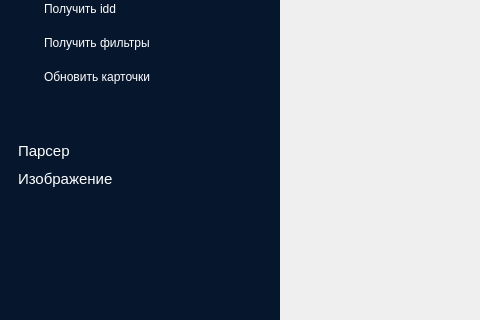
Gatalist/qt_application, file UI_window.ui: the form before one commit; both pictures show x 0 to 480 and y 219 to 539 of the 1135 by 773 pixel window.
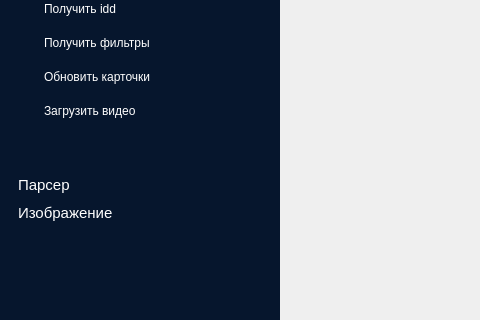
The form after the commit. The open tabs and pages were chosen to show the change. Icons and pictures are not drawn.

Commit message: fixed widget tabl. add page upload video

The edit to the form file:
```diff
--- a/UI_window.ui
+++ b/UI_window.ui
@@ -991,6 +991,17 @@
              </property>
             </widget>
            </item>
+           <item>
+            <widget class="QPushButton" name="api_upload_videos">
+             <property name="text">
+              <string>Загрузить видео</string>
+             </property>
+             <property name="icon">
+              <iconset resource="source/resource.qrc">
+               <normaloff>:/icons/icons/add_w.svg</normaloff>:/icons/icons/add_w.svg</iconset>
+             </property>
+            </widget>
+           </item>
            <item>
             <spacer name="verticalSpacer_6">
              <property name="orientation">
```
Left out of the diff: 26 changed lines with no effect on the pictures. The commit also changes 17 other files.
